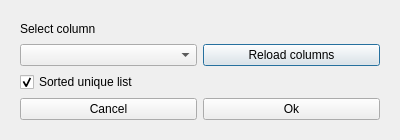
Qt form ui/selected_features.ui (jkall/qgis-midvatten-plugin) before a commit.
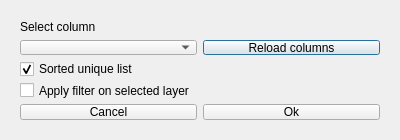
The same form after that commit.

Commit message: List of values from selected features: Added filter checkbox.

Diff of the .ui file:
```diff
--- a/ui/selected_features.ui
+++ b/ui/selected_features.ui
@@ -60,7 +60,7 @@
         </property>
        </widget>
       </item>
-      <item row="3" column="0">
+      <item row="4" column="0">
        <layout class="QHBoxLayout" name="horizontalLayout">
         <item>
          <widget class="QPushButton" name="pushbutton_cancel">
@@ -78,6 +78,16 @@
         </item>
        </layout>
       </item>
+      <item row="3" column="0">
+       <widget class="QCheckBox" name="filter_layer_checkbox">
+        <property name="toolTip">
+         <string>The selected layer is filtered automatically.</string>
+        </property>
+        <property name="text">
+         <string>Apply filter on selected layer</string>
+        </property>
+       </widget>
+      </item>
      </layout>
     </widget>
    </item>
```
The commit also changes 1 other file.
